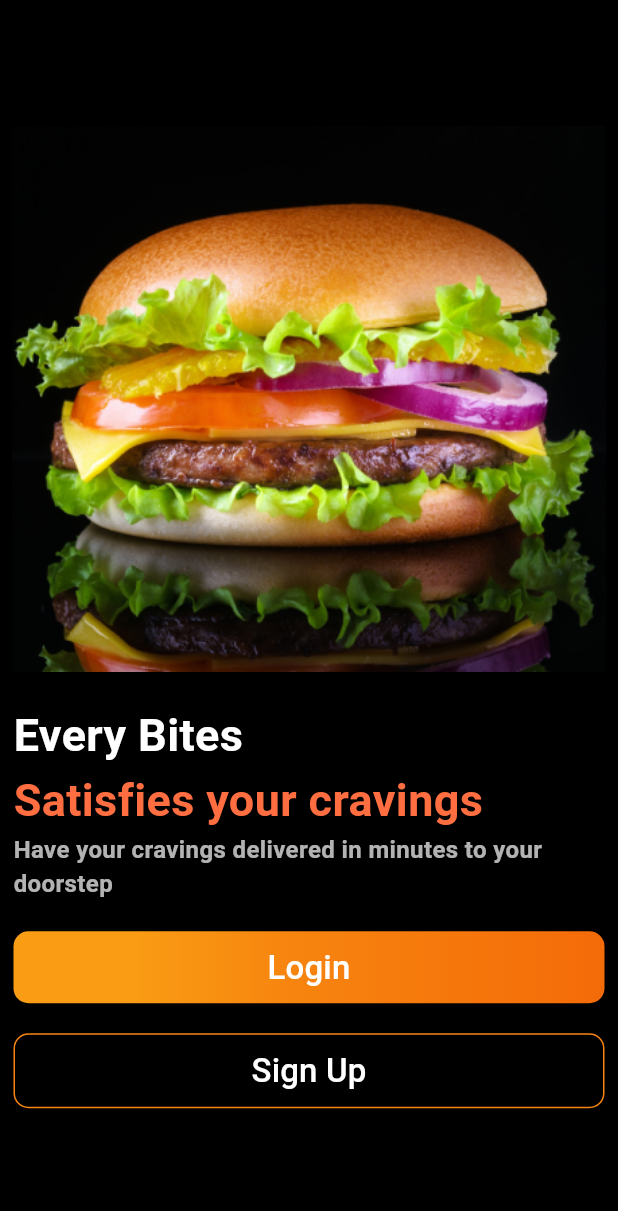
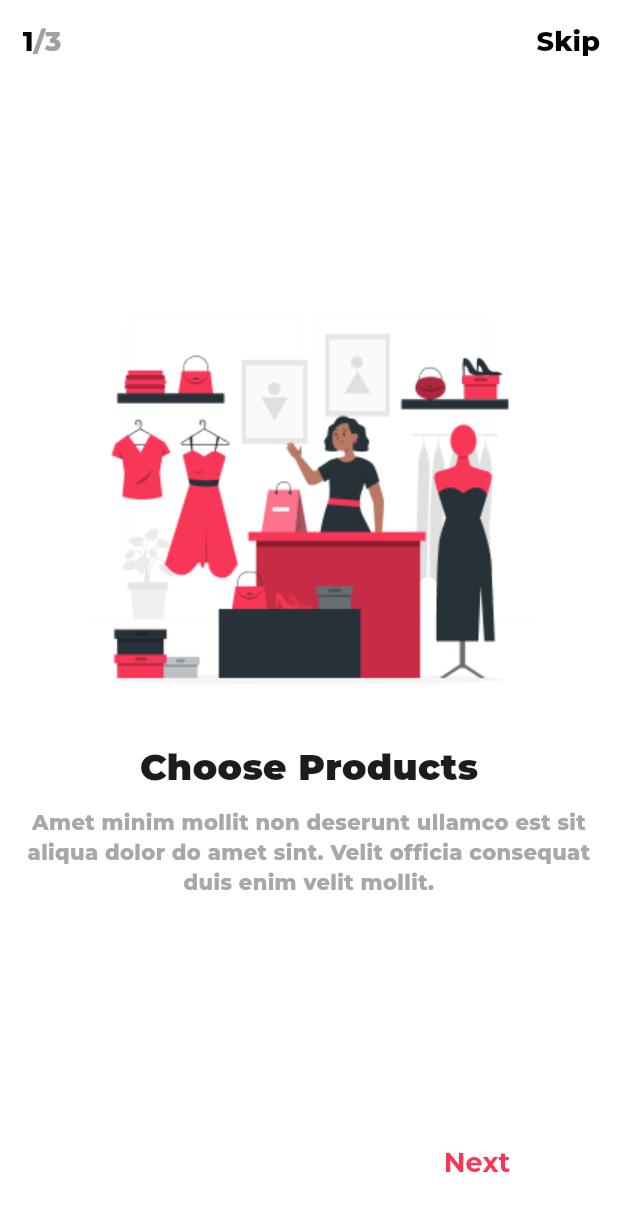
Before and after one commit to nouramer725/Route_Projects, a Flutter app: the screen it shows after launch, on a phone screen of 412 x 824 dp. Shown: the top 1211 px of the screen. Run offline on Flutter 3.47's test engine with Material 3 defaults, Android fonts, the phone set to English and light mode, and no system bars; our stand-ins replace google_fonts; Roboto replaces fonts that are missing (Castoro).

Commit message:
Ecommerce App

```diff
--- /dev/null
+++ b/lib/Ecommerce/onBoarding/dataOnBoarding.dart
@@ -0,0 +1,31 @@
+class OnboardingModel {
+  final String image;
+  final String title;
+  final String description;
+
+  OnboardingModel({
+    required this.image,
+    required this.title,
+    required this.description,
+  });
+}
+List<OnboardingModel> onboardingData = [
+  OnboardingModel(
+    image: "assets/images/fashion shop-rafiki 1.png",
+    title: "Choose Products",
+    description:
+    "Amet minim mollit non deserunt ullamco est sit aliqua dolor do amet sint. Velit officia consequat duis enim velit mollit.",
+  ),
+  OnboardingModel(
+    image: "assets/images/Sales consulting-pana 1.png",
+    title: "Make Payment",
+    description:
+    "Amet minim mollit non deserunt ullamco est sit aliqua dolor do amet sint. Velit officia consequat duis enim velit mollit.",
+  ),
+  OnboardingModel(
+    image: "assets/images/Shopping bag-rafiki 1.png",
+    title: "Get Your Order",
+    description:
+    "Amet minim mollit non deserunt ullamco est sit aliqua dolor do amet sint. Velit officia consequat duis enim velit mollit.",
+  ),
+];
--- /dev/null
+++ b/lib/Ecommerce/onBoarding/onboarding_screen.dart
@@ -0,0 +1,190 @@
+import 'package:flutter/material.dart';
+import 'package:google_fonts/google_fonts.dart';
+import 'package:hotel/Ecommerce/components.dart';
+import 'package:hotel/Ecommerce/login_Screen.dart';
+import 'dataOnBoarding.dart';
+
+class OnboardingScreen extends StatefulWidget {
+  const OnboardingScreen({super.key});
+
+  @override
+  State<OnboardingScreen> createState() => _OnboardingScreenState();
+}
+
+class _OnboardingScreenState extends State<OnboardingScreen> {
+  final PageController _controller = PageController();
+  int currentIndex = 0;
+
+  @override
+  Widget build(BuildContext context) {
+    return Scaffold(
+      backgroundColor: Colors.white,
+      appBar: AppBar(
+        backgroundColor: Colors.white,
+        leading: TextButton(
+          onPressed: () {},
+          child: RichText(
+            text: TextSpan(
+              children: [
+                TextSpan(
+                  text: "${currentIndex + 1}",
+                  style: GoogleFonts.montserrat(
+                    fontSize: 18,
+                    fontWeight: FontWeight.w800,
+                    color: Colors.black,
+                  ),
+                ),
+                TextSpan(
+                  text: "/${onboardingData.length}",
+                  style: GoogleFonts.montserrat(
+                    fontSize: 18,
+                    fontWeight: FontWeight.w800,
+                    color: Color(0xFFA0A0A1),
+                  ),
+                ),
+              ],
+            ),
+          ),
+        ),
+        actions: [
+          if (currentIndex != 3)
+            TextButton(
+              onPressed: () {
+                _controller.jumpToPage(2);
+                Navigator.push(
+                  context,
+                  MaterialPageRoute(builder: (context) => LoginScreen()),
+                );
+              },
+              child: Text(
+                "Skip",
+                style: GoogleFonts.montserrat(
+                  fontSize: 18,
+                  fontWeight: FontWeight.w800,
+                  color: Colors.black,
+                ),
+              ),
+            ),
+        ],
+      ),
+      body: Column(
+        children: [
+          Expanded(
+            child: PageView.builder(
+              controller: _controller,
+              itemCount: onboardingData.length,
+              onPageChanged: (index) {
+                setState(() {
+                  currentIndex = index;
+                });
+              },
+              itemBuilder: (_, index) {
+                final item = onboardingData[index];
+                return Column(
+                  mainAxisAlignment: MainAxisAlignment.center,
+                  spacing: 10,
+                  children: [
+                    Image.asset(item.image, height: 300, width: 300),
+                    Text(
+                      item.title,
+                      style: GoogleFonts.montserrat(
+                        fontSize: 24,
+                        fontWeight: FontWeight.w900,
+                      ),
+                    ),
+                    Text(
+                      item.description,
+                      textAlign: TextAlign.center,
+                      style: GoogleFonts.montserrat(
+                        fontSize: 14,
+                        color: Color(0xFFA8A8A9),
+                        fontWeight: FontWeight.w800,
+                      ),
+                    ),
+                  ],
+                );
+              },
+            ),
+          ),
+          Padding(
+            padding: const EdgeInsets.symmetric(horizontal: 25, vertical: 25),
+            child: Row(
+              mainAxisAlignment: MainAxisAlignment.spaceBetween,
+              children: [
+                Expanded(
+                  child: TextButton(
+                    onPressed:
+                        currentIndex == 0
+                            ? null
+                            : () {
+                              _controller.previousPage(
+                                duration: const Duration(milliseconds: 400),
+                                curve: Curves.ease,
+                              );
+                            },
+                    child: Text(
+                      "Prev",
+                      style: GoogleFonts.montserrat(
+                        color:
+                            currentIndex == 0
+                                ? Colors.transparent
+                                : Color(0xFFC4C4C4),
+                        fontWeight: FontWeight.bold,
+                        fontSize: 18,
+                      ),
+                    ),
+                  ),
+                ),
+                Row(
+                  mainAxisAlignment: MainAxisAlignment.center,
+                  children: List.generate(
+                    onboardingData.length,
+                    (index) => AnimatedContainer(
+                      duration: const Duration(milliseconds: 300),
+                      margin: const EdgeInsets.only(right: 10),
+                      width: currentIndex == index ? 40 : 8,
+                      decoration: BoxDecoration(
+                        color:
+                            currentIndex == index
+                                ? Colors.black
+                                : Colors.grey[300],
+                        borderRadius: BorderRadius.circular(100),
+                      ),
+                    ),
+                  ),
+                ),
+                Expanded(
+                  child: TextButton(
+                    onPressed: () {
+                      if (currentIndex == 2) {
+                        Navigator.push(
+                          context,
+                          MaterialPageRoute(
+                            builder: (context) => LoginScreen(),
+                          ),
+                        );
+                      } else {
+                        _controller.nextPage(
+                          duration: const Duration(milliseconds: 400),
+                          curve: Curves.ease,
+                        );
+                      }
+                    },
+                    child: Text(
+                      currentIndex == 2 ? "Get Started" : "Next",
+                      style: GoogleFonts.montserrat(
+                        color: appColor,
+                        fontWeight: FontWeight.bold,
+                        fontSize: 18,
+                      ),
+                    ),
+                  ),
+                ),
+              ],
+            ),
+          ),
+        ],
+      ),
+    );
+  }
+}
--- a/lib/main.dart
+++ b/lib/main.dart
@@ -1,5 +1,5 @@
 import 'package:flutter/material.dart';
-import 'package:hotel/Food/home_screen.dart';
+import 'package:hotel/Ecommerce/splash_screen.dart';
 
 void main() {
   runApp(const MyApp());
@@ -10,6 +10,6 @@ class MyApp extends StatelessWidget {
 
   @override
   Widget build(BuildContext context) {
-    return MaterialApp(debugShowCheckedModeBanner: false, home: HomeScreen());
+    return MaterialApp(debugShowCheckedModeBanner: false, home: SplashScreen());
   }
 }
```
Also changed, not shown: lib/Ecommerce/components.dart (added, +133 -0 lines), lib/Ecommerce/get_started.dart (added, +68 -0 lines), lib/Ecommerce/home_screen.dart (added, +12 -0 lines), lib/Ecommerce/login_Screen.dart (added, +116 -0 lines), lib/Ecommerce/register_screen.dart (added, +127 -0 lines), lib/Ecommerce/splash_screen.dart (added, +48 -0 lines), assets/images/Sales consulting-pana 1.png (added), assets/images/Shopping bag-rafiki 1.png (added), assets/images/apple.png (added), assets/images/facebook.png (added), assets/images/fashion shop-rafiki 1.png (added), assets/images/google.png (added), assets/images/home.png (added), assets/images/logo.png (added).
